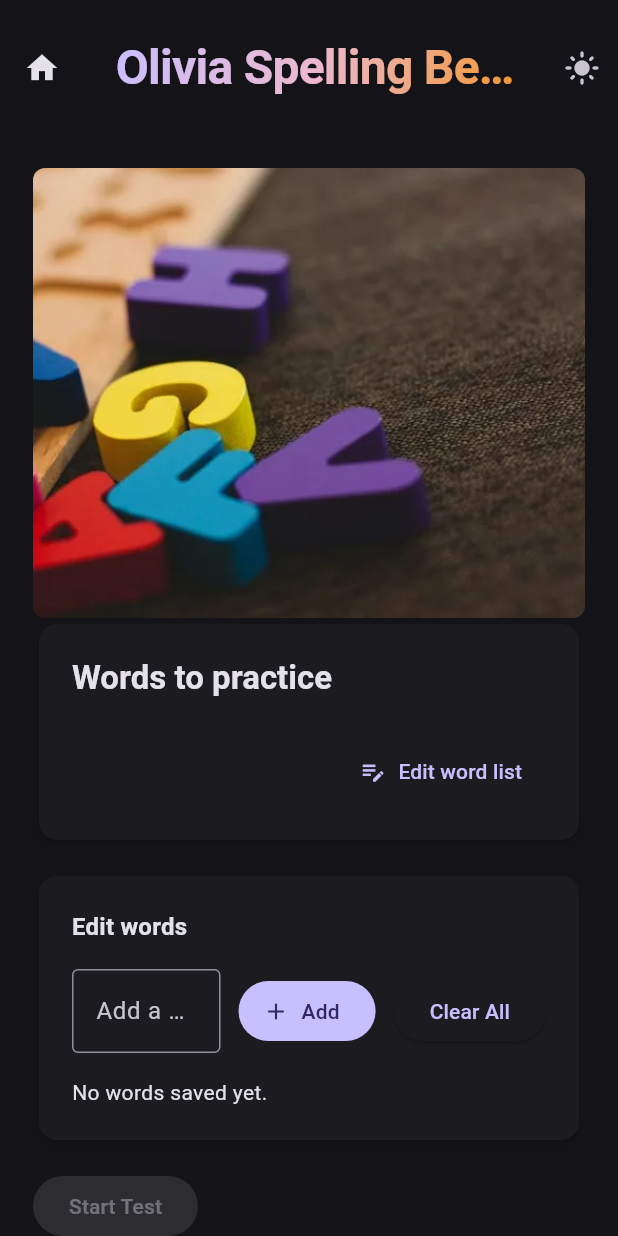
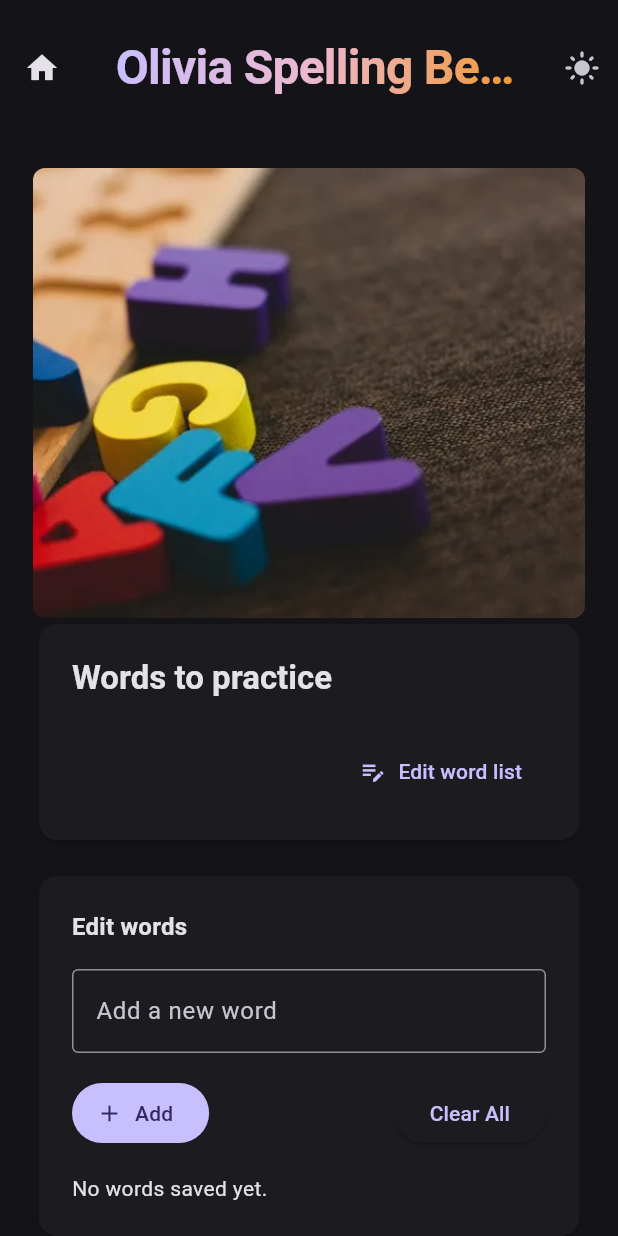
Before and after one commit to mcdona22/match-kids, a Flutter app: the SpellingTestScreen screen opened by its route, after a tap on "Edit word list", after a tap on "Add", on a phone screen of 412 x 824 dp. Run offline on Flutter 3.47's test engine with Material 3 defaults, Android fonts, the phone set to English and light mode, and no system bars; our stand-ins replace confetti, flutter_hooks, flutter_tts, freezed_annotation, go_router, hooks_riverpod and 3 more; missing offline and left inert: flutter_loggy; accounts and stored records are empty; generated files the repository leaves out were written again.

Commit message:
deployed ok - just some minor responsive ting

```diff
--- a/lib/core/ui/ui_dimensions.dart
+++ b/lib/core/ui/ui_dimensions.dart
@@ -18,4 +18,7 @@ class UiDimensions {
   static const double largeGap = 24;
 
   static const defaultToolbarHeight = 90.0;
+
+  static const smallHeight = 700.0;
+  static const mobileWidth = 450.0;
 }
--- a/lib/features/spelling_test/presentation/spelling_test_body.dart
+++ b/lib/features/spelling_test/presentation/spelling_test_body.dart
@@ -26,7 +26,8 @@ class SpellingTestBody extends HookConsumerWidget with UiLoggy {
   Widget build(BuildContext context, WidgetRef ref) {
     final session = ref.watch(spellingWordsProvider);
     final sessionNotifier = ref.read(spellingWordsProvider.notifier);
-    final showGraphic = MediaQuery.sizeOf(context).height >= 700.0;
+    final showGraphic =
+        MediaQuery.sizeOf(context).height >= UiDimensions.smallHeight;
     return SafeArea(
       child: ListView(
         padding: const EdgeInsets.all(UiDimensions.cardPadding),
--- a/lib/features/spelling_test/presentation/spelling_test_view.dart
+++ b/lib/features/spelling_test/presentation/spelling_test_view.dart
@@ -60,7 +60,10 @@ class SpellingTestView extends HookConsumerWidget with UiLoggy {
                 onPressed: () =>
                     ttsService.speak(selectedWords[currentCardIndex.value]),
                 style: buttonStyle(context),
-                child: const Text('Repeat word'),
+                child: const Text(
+                  'Repeat word',
+                  textAlign: TextAlign.center,
+                ),
               ),
             )),
             SizedBox(
--- a/lib/features/spelling_test/presentation/spelling_word_editor_card.dart
+++ b/lib/features/spelling_test/presentation/spelling_word_editor_card.dart
@@ -12,6 +12,9 @@ class SpellingWordEditorCard extends HookConsumerWidget {
 
   @override
   Widget build(BuildContext context, WidgetRef ref) {
+    final mobileView =
+        MediaQuery.sizeOf(context).width <= UiDimensions.mobileWidth;
+
     final words = ref.watch(spellingWordsProvider).words;
     final textTheme = Theme.of(context).textTheme;
     final controller = useTextEditingController();
@@ -25,33 +28,19 @@ class SpellingWordEditorCard extends HookConsumerWidget {
             'Edit words',
             style: textTheme.titleMedium?.copyWith(fontWeight: FontWeight.bold),
           ),
+          if (mobileView)
+            Column(spacing: UiDimensions.lg, children: [
+              _WordTextInput(controller: controller),
+              _WordInputControls(controller: controller),
+            ])
+          else
             Row(
               spacing: UiDimensions.md,
               children: [
                 Expanded(
-                child: TextField(
-                  controller: controller,
-                  textCapitalization: TextCapitalization.none,
-                  decoration: const InputDecoration(
-                    hintText: 'Add a new word',
-                    border: OutlineInputBorder(),
+                  child: _WordTextInput(controller: controller),
                 ),
-                ),
-              ),
-              FilledButton.icon(
-                onPressed: () {
-                  ref
-                      .read(spellingWordsProvider.notifier)
-                      .addWord(controller.text);
-                  controller.text = '';
-                },
-                icon: const Icon(Icons.add),
-                label: const Text('Add'),
-              ),
-              ElevatedButton(
-                  onPressed:
-                      ref.read(spellingWordsProvider.notifier).resetSession,
-                  child: const Text('Clear All'))
+                _WordInputControls(controller: controller),
               ],
             ),
           if (words.isEmpty)
@@ -80,3 +69,51 @@ class SpellingWordEditorCard extends HookConsumerWidget {
     );
   }
 }
+
+class _WordTextInput extends StatelessWidget {
+  const _WordTextInput({
+    super.key,
+    required this.controller,
+  });
+
+  final TextEditingController controller;
+
+  @override
+  Widget build(BuildContext context) {
+    return TextField(
+      controller: controller,
+      textCapitalization: TextCapitalization.none,
+      decoration: const InputDecoration(
+        hintText: 'Add a new word',
+        border: OutlineInputBorder(),
+      ),
+    );
+  }
+}
+
+class _WordInputControls extends HookConsumerWidget {
+  const _WordInputControls({required this.controller, super.key});
+
+  final TextEditingController controller;
+
+  @override
+  Widget build(BuildContext context, WidgetRef ref) {
+    return Row(
+      spacing: UiDimensions.inlineGap,
+      mainAxisAlignment: MainAxisAlignment.spaceBetween,
+      children: [
+        FilledButton.icon(
+          onPressed: () {
+            ref.read(spellingWordsProvider.notifier).addWord(controller.text);
+            controller.text = '';
+          },
+          icon: const Icon(Icons.add),
+          label: const Text('Add'),
+        ),
+        ElevatedButton(
+            onPressed: ref.read(spellingWordsProvider.notifier).resetSession,
+            child: const Text('Clear All'))
+      ],
+    );
+  }
+}
```
Also changed, not shown: 1 other file. Lines whose indentation alone changed are shown as unchanged.
